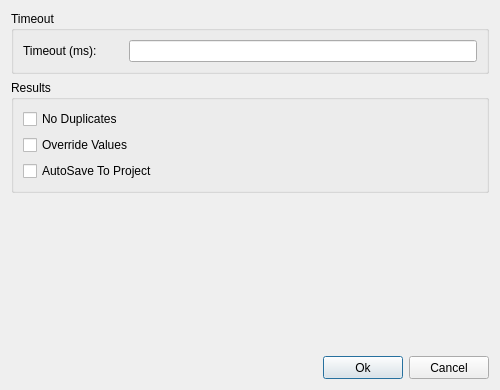
Above: sub3suite/src/Dialogs/EnumConfigDialog.ui from 3nock/OTE before the change. Below: the same form after it.
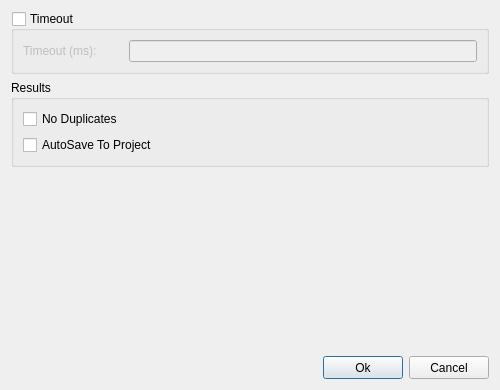
That is the form after the change. Icons and pictures are not drawn.

```diff
--- a/sub3suite/src/Dialogs/EnumConfigDialog.ui
+++ b/sub3suite/src/Dialogs/EnumConfigDialog.ui
@@ -30,7 +30,7 @@
       <string>Timeout</string>
      </property>
      <property name="checkable">
-      <bool>false</bool>
+      <bool>true</bool>
      </property>
      <property name="checked">
       <bool>false</bool>
@@ -72,13 +72,6 @@
         </property>
        </widget>
       </item>
-      <item>
-       <widget class="QCheckBox" name="checkBoxOverride">
-        <property name="text">
-         <string>Override Values</string>
-        </property>
-       </widget>
-      </item>
       <item>
        <widget class="QCheckBox" name="checkBoxAutosave">
         <property name="text">
```
